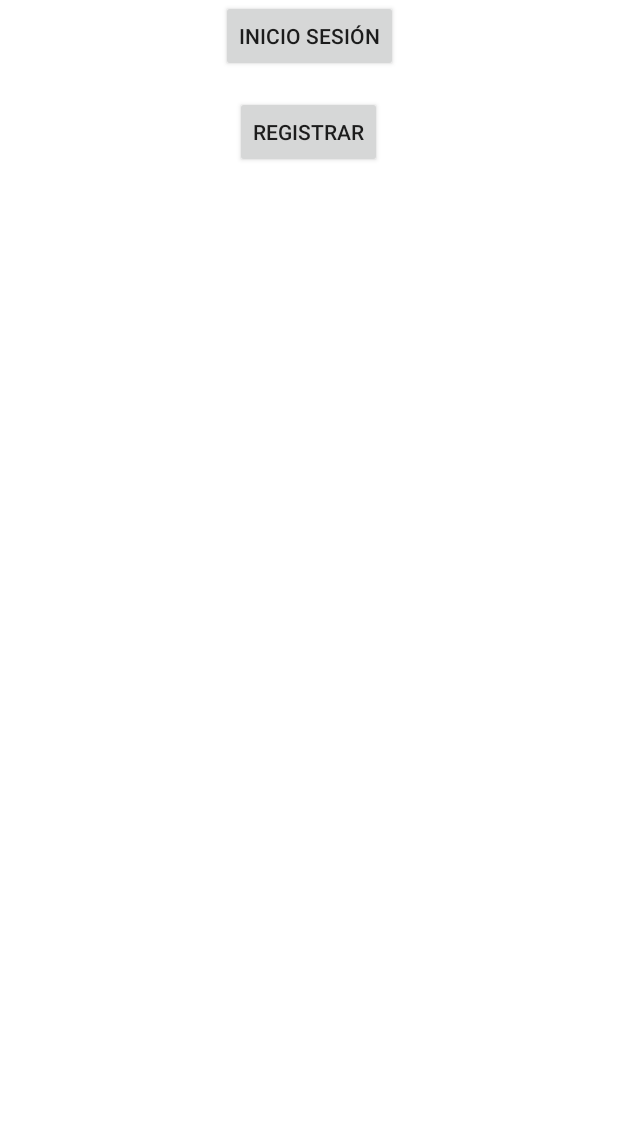
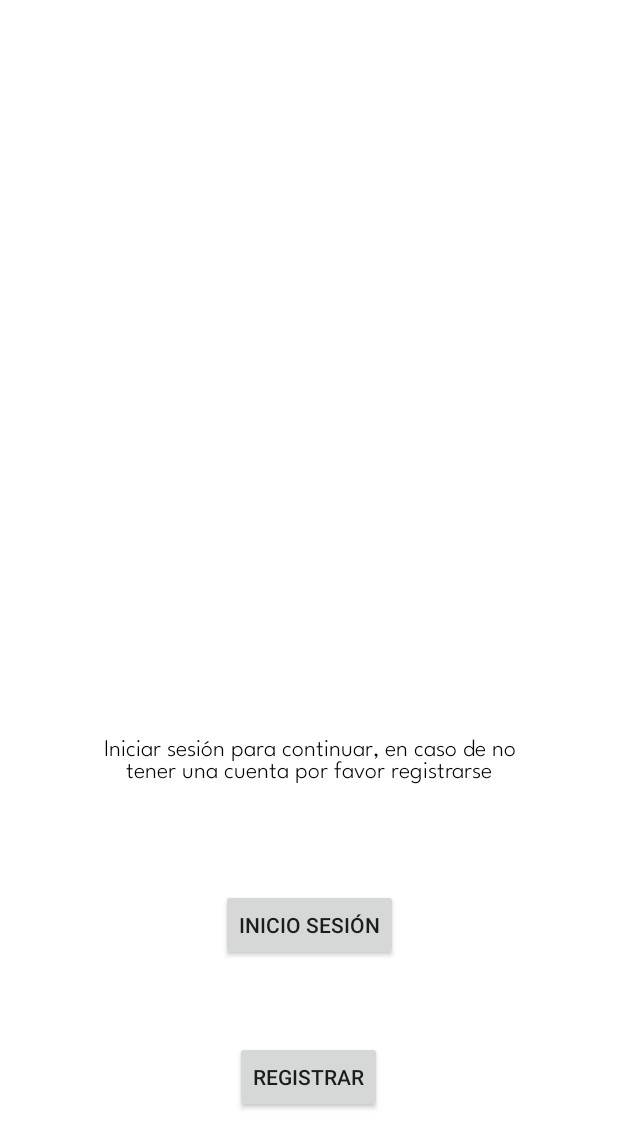
Before and after one commit to DavidBarragann/Pillware, an Android app built with Jetpack Compose: the layout activity_primera.xml on its own in the app's theme, with its tools: preview values and no code run, on a phone screen of 412 x 824 dp. Shown: the top 1148 px of the screen. Run offline under Robolectric (Android 15) with nearby library versions, the phone set to English and light mode, and no system bars.

Commit message:
primerapagi

```diff
--- a/app/src/main/java/com/example/pillware/Primera.kt
+++ b/app/src/main/java/com/example/pillware/Primera.kt
@@ -7,14 +7,5 @@ import androidx.core.view.ViewCompat
 import androidx.core.view.WindowInsetsCompat
 
 class Primera : AppCompatActivity() {
-    override fun onCreate(savedInstanceState: Bundle?) {
-        super.onCreate(savedInstanceState)
-        enableEdgeToEdge()
-        setContentView(R.layout.activity_primera2)
-        ViewCompat.setOnApplyWindowInsetsListener(findViewById(R.id.main)) { v, insets ->
-            val systemBars = insets.getInsets(WindowInsetsCompat.Type.systemBars())
-            v.setPadding(systemBars.left, systemBars.top, systemBars.right, systemBars.bottom)
-            insets
-        }
-    }
+
 }
--- a/app/src/main/res/layout/activity_primera.xml
+++ b/app/src/main/res/layout/activity_primera.xml
@@ -11,20 +11,48 @@
         android:id="@+id/IniciarSesion"
         android:layout_width="wrap_content"
         android:layout_height="wrap_content"
+        android:layout_marginStart="148dp"
+        android:layout_marginTop="30dp"
+        android:layout_marginEnd="148dp"
+        android:layout_marginBottom="21dp"
         android:text="Inicio Sesión"
+        app:layout_constraintBottom_toTopOf="@+id/Registrarse"
         app:layout_constraintEnd_toEndOf="parent"
         app:layout_constraintStart_toStartOf="parent"
-        tools:layout_editor_absoluteY="485dp" />
+        app:layout_constraintTop_toBottomOf="@+id/textInicio" />
 
     <Button
         android:id="@+id/Registrarse"
         android:layout_width="wrap_content"
         android:layout_height="wrap_content"
-        android:layout_marginTop="16dp"
+        android:layout_marginStart="156dp"
+        android:layout_marginTop="21dp"
+        android:layout_marginEnd="157dp"
+        android:layout_marginBottom="72dp"
         android:text="Registrar"
+        app:layout_constraintBottom_toBottomOf="parent"
         app:layout_constraintEnd_toEndOf="parent"
-        app:layout_constraintHorizontal_bias="0.498"
         app:layout_constraintStart_toStartOf="parent"
         app:layout_constraintTop_toBottomOf="@+id/IniciarSesion" />
 
+    <TextView
+        android:id="@+id/textInicio"
+        android:layout_width="wrap_content"
+        android:layout_height="wrap_content"
+        android:layout_marginStart="55dp"
+        android:layout_marginTop="476dp"
+        android:layout_marginEnd="56dp"
+        android:layout_marginBottom="30dp"
+        android:fontFamily="@font/leaguespartanlight"
+        android:maxWidth="300dp"
+        android:maxLines="4"
+        android:text="Iniciar sesión para continuar, en caso de no tener una cuenta por favor registrarse"
+        android:textAlignment="center"
+        android:textColor="@color/text"
+        android:textSize="16sp"
+        app:layout_constraintBottom_toTopOf="@+id/IniciarSesion"
+        app:layout_constraintEnd_toEndOf="parent"
+        app:layout_constraintStart_toStartOf="parent"
+        app:layout_constraintTop_toTopOf="parent" />
+
 </androidx.constraintlayout.widget.ConstraintLayout>
```
